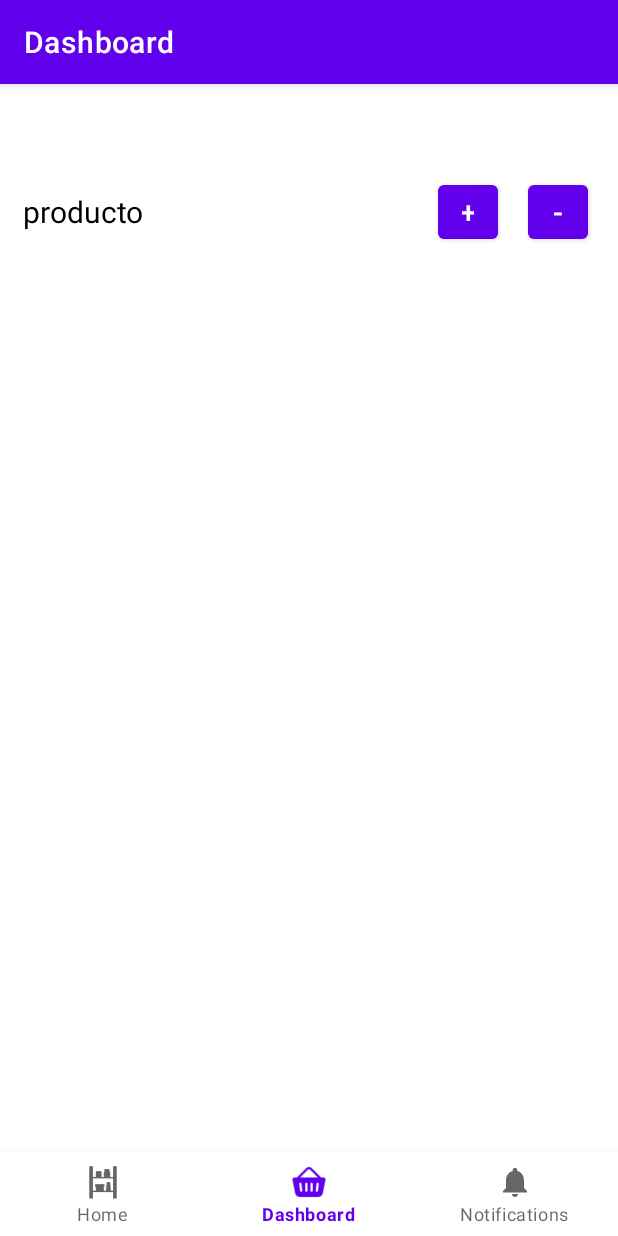
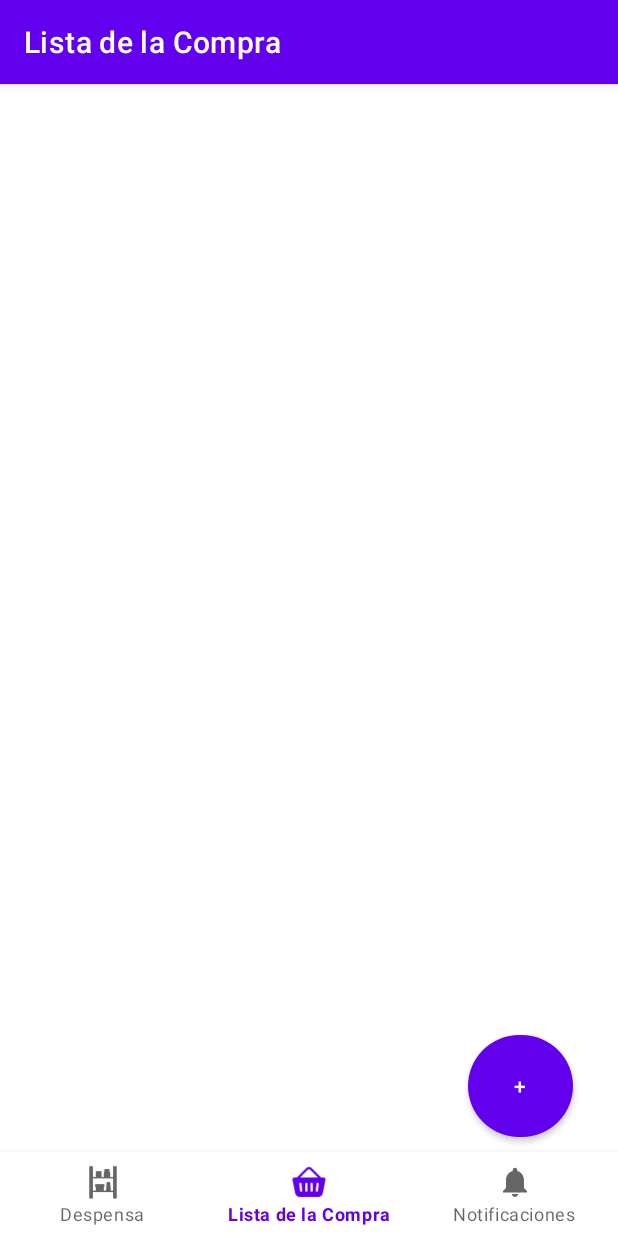
Before and after one commit to ChristianRamVel/MiDespensApp, an Android app: the ListaFragment screen opened through its navigation route, on a phone screen of 412 x 824 dp. Run offline under Robolectric (Android 15) with nearby library versions, the phone set to English and light mode, and no system bars; our stand-ins replace navigation-ui; 4 statements that could not run were skipped.

Commit message:
creada activity para registrar productos

```diff
--- a/app/build.gradle.kts
+++ b/app/build.gradle.kts
@@ -50,6 +50,7 @@ dependencies {
     implementation(libs.androidx.navigation.fragment.ktx)
     implementation(libs.androidx.navigation.ui.ktx)
     implementation(libs.androidx.annotation)
+    implementation(libs.androidx.activity)
 
     testImplementation(libs.junit)
     androidTestImplementation(libs.androidx.junit)
--- a/app/src/main/AndroidManifest.xml
+++ b/app/src/main/AndroidManifest.xml
@@ -13,6 +13,12 @@
         android:theme="@style/Theme.MiDespensApp"
         tools:targetApi="31">
         <activity
+            android:name=".MainActivity3"
+            android:exported="false" />
+        <activity
+            android:name=".MainActivity2"
+            android:exported="false" />
+        <activity
             android:name=".MainActivity"
             android:exported="true"
             android:label="@string/app_name">
--- a/app/src/main/java/com/example/midespensapp/clases/Despensa.kt
+++ b/app/src/main/java/com/example/midespensapp/clases/Despensa.kt
@@ -1,5 +1,5 @@
 package com.example.midespensapp.clases
 
-class Despensa (val listaProductos: ArrayList<Producto>) {
+data class Despensa (val listaProductos: ArrayList<Producto>) {
 
 }
--- a/app/src/main/java/com/example/midespensapp/clases/ListaCompra.kt
+++ b/app/src/main/java/com/example/midespensapp/clases/ListaCompra.kt
@@ -1,5 +1,5 @@
 package com.example.midespensapp.clases
 
-class ListaCompra (val listaProductos: ArrayList<Producto>){
+data class ListaCompra(val listaProductos: ArrayList<Producto>) {
 
 }
--- a/app/src/main/java/com/example/midespensapp/clases/Producto.kt
+++ b/app/src/main/java/com/example/midespensapp/clases/Producto.kt
@@ -1,5 +1,5 @@
 package com.example.midespensapp.clases
 
-data class Producto (val id : Int , val nombre: String, val cantidadMinima: Int,val cantidadActual:Int, val cantidadAComprar: Int){
+data class Producto (val id : Int , val nombre: String, val cantidadMinima: Int, val cantidadActual:Int, val cantidadAComprar: Int, val comprado:Int = 0){
 
 }
--- a/app/src/main/java/com/example/midespensapp/ui/despensa/DespensaFragment.kt
+++ b/app/src/main/java/com/example/midespensapp/ui/despensa/DespensaFragment.kt
@@ -1,5 +1,6 @@
 package com.example.midespensapp.ui.despensa
 
+import android.content.Intent
 import android.os.Bundle
 import android.view.LayoutInflater
 import android.view.View
@@ -7,6 +8,7 @@ import android.view.ViewGroup
 import android.widget.TextView
 import androidx.fragment.app.Fragment
 import androidx.lifecycle.ViewModelProvider
+import com.example.midespensapp.MainActivity2
 import com.example.midespensapp.databinding.FragmentDespensaBinding
 
 class DespensaFragment : Fragment() {
@@ -21,10 +23,19 @@ class DespensaFragment : Fragment() {
         inflater: LayoutInflater, container: ViewGroup?, savedInstanceState: Bundle?
     ): View {
         val despensaViewModel = ViewModelProvider(this).get(DespensaViewModel::class.java)
-
+        //
         _binding = FragmentDespensaBinding.inflate(inflater, container, false)
         val root: View = binding.root
 
+        val botonMas = binding.buttonAddProduct
+
+        botonMas.setOnClickListener {
+            //abrir activity para añadir producto
+
+            val intent = Intent(requireContext(), MainActivity2::class.java)
+            startActivity(intent)
+
+        }
 
         return root
     }
--- a/app/src/main/java/com/example/midespensapp/ui/despensa/DespensaViewModel.kt
+++ b/app/src/main/java/com/example/midespensapp/ui/despensa/DespensaViewModel.kt
@@ -1,8 +1,17 @@
 package com.example.midespensapp.ui.despensa
 
+import android.content.Context
+import android.view.LayoutInflater
+import android.view.View
+import android.view.ViewGroup
+import android.widget.BaseAdapter
+import android.widget.TextView
 import androidx.lifecycle.LiveData
 import androidx.lifecycle.MutableLiveData
 import androidx.lifecycle.ViewModel
+import com.example.examenrecuperacion_crv.DB.DbHelper
+import com.example.midespensapp.R
+import com.example.midespensapp.clases.Producto
 
 class DespensaViewModel : ViewModel() {
 
@@ -10,4 +19,58 @@ class DespensaViewModel : ViewModel() {
         value = "This is home Fragment"
     }
     val text: LiveData<String> = _text
+
+    private val _despensa = MutableLiveData<String>().apply {
+        value = "Stock de la despensa"
+    }
+    val despensa: LiveData<String> = _despensa
+
+    private val _productos = MutableLiveData<String>().apply {
+        value = "Productos"
+    }
+
+    val productos: LiveData<String> = _productos
+
+    private val _cantidadAComprar = MutableLiveData<String>().apply {
+        value = "Cantidad a comprar"
+    }
+
+    val cantidadAComprar: LiveData<String> = _cantidadAComprar
+
+    private val _comprado = MutableLiveData<String>().apply {
+        value = "Comprado"
+    }
+
+    val comprado: LiveData<String> = _comprado
+
+    class ProductosAdapter(context: Context, productos: List<Producto>) : BaseAdapter() {
+        private val mContext: Context = context
+        private val listaDeProductos: List<Producto> = productos
+
+        override fun getCount(): Int {
+            return listaDeProductos.size
+        }
+
+        override fun getItem(position: Int): Any {
+            return listaDeProductos[position]
+        }
+
+        override fun getItemId(position: Int): Long {
+            return position.toLong()
+        }
+
+        override fun getView(position: Int, convertView: View?, parent: ViewGroup?): View {
+            val tarea = getItem(position) as Producto
+            var view = convertView
+            if (view == null) {
+                val inflater = LayoutInflater.from(mContext)
+                view = inflater.inflate(R.layout.item_despensa, parent, false)
+            }
+
+            val textViewNombreTarea = view?.findViewById<TextView>(R.id.textoTareaItem)
+            textViewNombreTarea?.text = tarea.nombre
+
+            return view!!
+        }
+    }
 }
--- a/app/src/main/java/com/example/midespensapp/ui/lista/ListaViewModel.kt
+++ b/app/src/main/java/com/example/midespensapp/ui/lista/ListaViewModel.kt
@@ -10,4 +10,29 @@ class ListaViewModel : ViewModel() {
         value = "This is dashboard Fragment"
     }
     val text: LiveData<String> = _text
+
+    private val _lista = MutableLiveData<String>().apply {
+        value = "Lista de la compra"
+    }
+    val lista: LiveData<String> = _lista
+
+    private val _productos = MutableLiveData<String>().apply {
+        value = "Productos"
+    }
+
+    val productos: LiveData<String> = _productos
+
+    private val _cantidadAComprar = MutableLiveData<String>().apply {
+        value = "Cantidad a comprar"
+    }
+
+    val cantidadAComprar: LiveData<String> = _cantidadAComprar
+
+    private val _comprado = MutableLiveData<String>().apply {
+        value = "Comprado"
+    }
+
+    val comprado: LiveData<String> = _comprado
+
+
 }
--- a/app/src/main/res/layout/fragment_despensa.xml
+++ b/app/src/main/res/layout/fragment_despensa.xml
@@ -12,7 +12,6 @@
         android:id="@+id/listView"
         />
 
-
     <Button
         android:id="@+id/button_add_product"
         android:layout_width="70dp"
--- a/app/src/main/res/layout/fragment_lista.xml
+++ b/app/src/main/res/layout/fragment_lista.xml
@@ -6,38 +6,23 @@
     android:layout_height="match_parent"
     tools:context=".ui.lista.ListaFragment">
 
-    <LinearLayout
+
+    <ListView
         android:layout_width="match_parent"
-        android:layout_height="wrap_content"
-        app:layout_constraintTop_toTopOf="parent"
-        android:orientation="horizontal">
+        android:layout_height="match_parent"
+        android:id="@+id/listView"
+        />
 
-        <TextView
-            android:id="@+id/textoTareaItem"
-            android:layout_width="0dp"
-            android:layout_height="wrap_content"
-            android:layout_weight="1"
-            android:text="@string/producto"
-            android:textSize="20sp"
-            android:textColor="@color/black"
-            android:padding="15dp" />
 
-        <Button
-            android:id="@+id/btnMas"
-            android:layout_width="40dp"
-            android:layout_height="wrap_content"
-            android:text="+"
-            android:textSize="20sp"
-            android:layout_marginEnd="20dp" />
+    <Button
+        android:id="@+id/button_add_product"
+        android:layout_width="70dp"
+        android:layout_height="80dp"
+        android:layout_marginEnd="30dp"
+        android:layout_marginBottom="60dp"
+        android:text="@string/añadir"
+        app:cornerRadius="40dp"
+        app:layout_constraintBottom_toBottomOf="parent"
+        app:layout_constraintEnd_toEndOf="parent" />
 
-        <Button
-            android:id="@+id/btnMenos"
-            android:layout_width="40dp"
-            android:layout_height="wrap_content"
-            android:text="-"
-            android:textSize="20sp"
-            android:layout_marginEnd="20dp"
-            />
-
-    </LinearLayout>
 </androidx.constraintlayout.widget.ConstraintLayout>
--- a/app/src/main/res/values/strings.xml
+++ b/app/src/main/res/values/strings.xml
@@ -1,18 +1,16 @@
 <resources>
     <string name="app_name">MiDespensApp</string>
-    <string name="titulo_despensa">Home</string>
-    <string name="titulo_lista">Dashboard</string>
-    <string name="titulo_notificaciones">Notifications</string>
+    <string name="titulo_despensa">Despensa</string>
+    <string name="titulo_lista">Lista de la Compra</string>
+    <string name="titulo_notificaciones">Notificaciones</string>
     <string name="añadir">+</string>
     <string name="producto">producto</string>
-    <!-- Strings related to login -->
-    <string name="prompt_email">Email</string>
-    <string name="prompt_password">Password</string>
-    <string name="action_sign_in">Sign in or register</string>
-    <string name="action_sign_in_short">Sign in</string>
-    <string name="welcome">"Welcome!"</string>
-    <string name="invalid_username">Not a valid username</string>
-    <string name="invalid_password">Password must be >5 characters</string>
-    <string name="login_failed">"Login failed"</string>
-    <string name="titulo_login">login</string>
+    <string name="cantidadParaComprar">cantidad</string>
+    <string name="cantidadParaRegistrarProducto">cantidad a comprar</string>
+    <string name="cantidadAlmacenada">cantidadAlmacenada</string>
+    <string name="nombreProducto">nombre del producto</string>
+    <string name="cantidadMinimaProducto">cantidad minima de stock</string>
+    <string name="cantidadActualProducto">cantidad actual del producto</string>
+    <string name="registar_prod_despensa">registar producto</string>
+    <string name="instruccionesRegistroProducto">si la cantidad es menor que el stock minimo, se entendera que quiere añadir a la lista de la compra este nuevo producto</string>
 </resources>
--- a/gradle/libs.versions.toml
+++ b/gradle/libs.versions.toml
@@ -15,6 +15,7 @@ navigationUiKtx = "2.6.0"
 googleServices = "4.4.1"
 firebaseDatabase = "20.3.1"
 annotation = "1.7.1"
+activity = "1.8.0"
 
 [libraries]
 androidx-core-ktx = { group = "androidx.core", name = "core-ktx", version.ref = "coreKtx" }
@@ -31,6 +32,7 @@ androidx-navigation-ui-ktx = { group = "androidx.navigation", name = "navigation
 google-services = { group = "com.google.gms", name = "google-services", version.ref = "googleServices" }
 firebase-database = { group = "com.google.firebase", name = "firebase-database", version.ref = "firebaseDatabase" }
 androidx-annotation = { group = "androidx.annotation", name = "annotation", version.ref = "annotation" }
+androidx-activity = { group = "androidx.activity", name = "activity", version.ref = "activity" }
 
 [plugins]
 androidApplication = { id = "com.android.application", version.ref = "agp" }
```
Also changed, not shown: app/src/main/java/com/example/midespensapp/DB/DBHelper.kt (added, +201 -0 lines), app/src/main/java/com/example/midespensapp/DB/DBTareas.kt (added, +14 -0 lines), app/src/main/java/com/example/midespensapp/MainActivity2.kt (added, +30 -0 lines), app/src/main/java/com/example/midespensapp/ui/lista/ListaFragment.kt (+65 -0 lines), app/src/main/res/layout/activity_main2.xml (added, +64 -0 lines), app/src/main/res/layout/item_despensa.xml (renamed from app/src/main/res/layout/itemlista.xml, +18 -9 lines), app/src/main/res/layout/item_lista.xml (added, +53 -0 lines).
